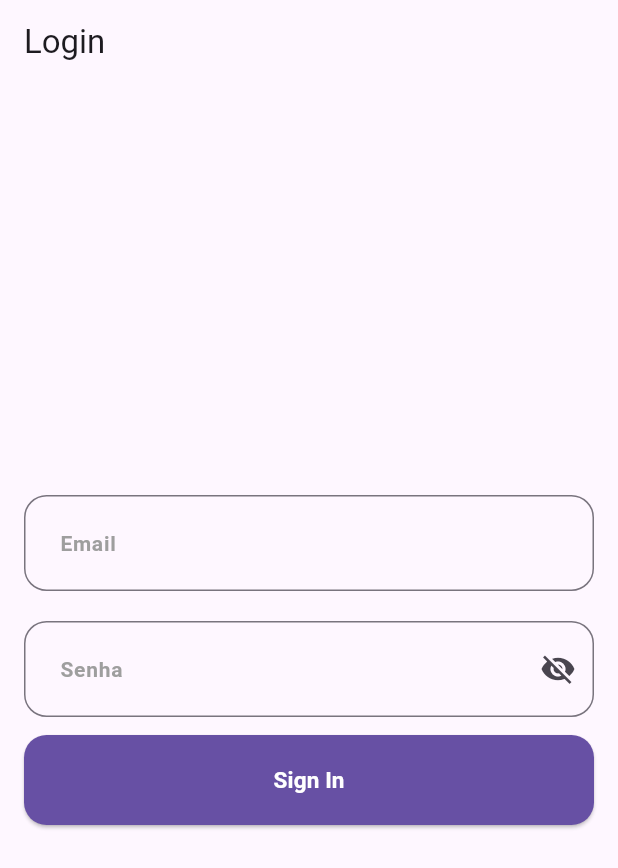
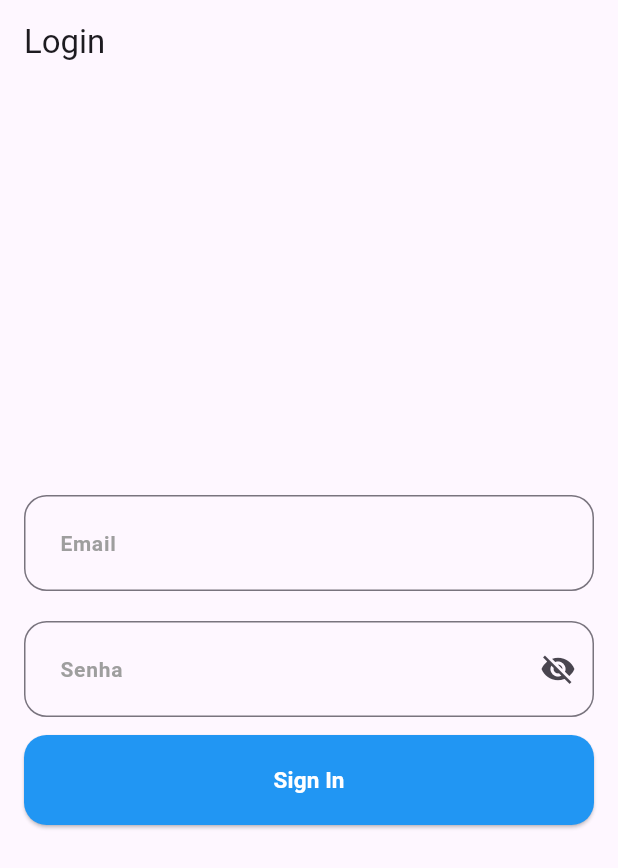
Before and after one commit to Nicollas1305/Technical_Test, a Flutter app: the screen it shows after launch, on a phone screen of 412 x 824 dp. Shown: the top 868 px of the screen. Run offline on Flutter 3.47's test engine with Material 3 defaults, Android fonts, the phone set to English and light mode, and no system bars.

Commit message:
style: adds styling with similar color to those used by NicePlanet.

```diff
--- a/lib/main.dart
+++ b/lib/main.dart
@@ -10,10 +10,34 @@
 
   @override
   Widget build(BuildContext context) {
-    return const MaterialApp(
+    return MaterialApp(
       title: 'Teste Mobile Pleno',
       initialRoute: Routes.login,
       onGenerateRoute: Routes.generateRoute,
+      theme: ThemeData(
+        primaryColor: Colors.blue,
+        elevatedButtonTheme: ElevatedButtonThemeData(
+          style: ElevatedButton.styleFrom(
+            backgroundColor: const Color(0xFF075999),
+            shape: RoundedRectangleBorder(
+              borderRadius: BorderRadius.circular(15.0),
+            ),
+            minimumSize: const Size(double.infinity, 60.0),
+          ),
+        ),
+        inputDecorationTheme: const InputDecorationTheme(
+          border: OutlineInputBorder(
+            borderRadius: BorderRadius.all(Radius.circular(15.0)),
+          ),
+          focusedBorder: OutlineInputBorder(
+              borderRadius: BorderRadius.all(Radius.circular(15.0)),
+              borderSide: BorderSide(color: Color(0xFF075999))),
+          labelStyle: TextStyle(
+            color: Colors.grey,
+            fontWeight: FontWeight.w600,
+          ),
+        ),
+      ),
     );
   }
 }
```
